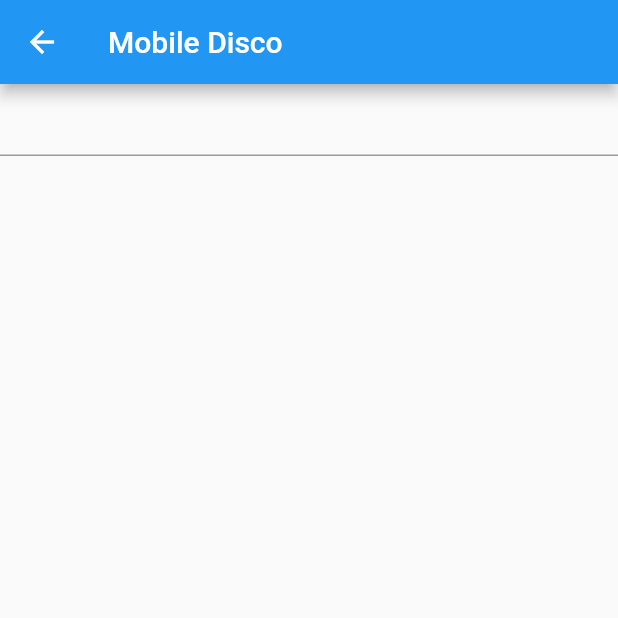
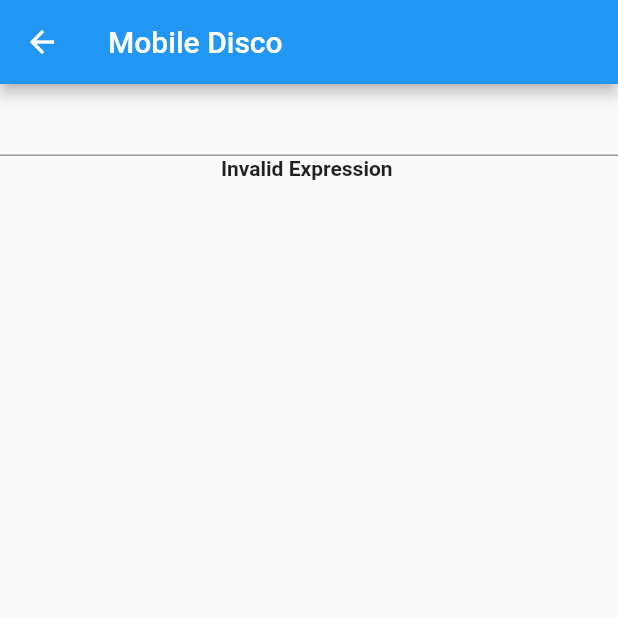
Before and after one commit to zyansheep/flutter-miniapps, a Flutter app: the AddThingsPage screen opened by its route, on a phone screen of 412 x 824 dp, the top half of it. Run offline on Flutter 3.47's test engine with Material 2 defaults, Android fonts, the phone set to English and light mode, and no system bars; our stand-ins replace math_expressions.

Commit message:
get math expressions working

```diff
--- a/lib/add_things/add_things.dart
+++ b/lib/add_things/add_things.dart
@@ -1,7 +1,5 @@
-import 'dart:async';
-import 'dart:math';
-
 import 'package:flutter/material.dart';
+import 'package:math_expressions/math_expressions.dart';
 
 /// This is the stateful widget that the main application instantiates.
 class AddThingsPage extends StatefulWidget {
@@ -14,6 +12,7 @@ class AddThingsPage extends StatefulWidget {
 /// This is the private State class that goes with AddThingsPage.
 class _AddThingsPageState extends State<AddThingsPage> {
   late TextEditingController _controller;
+  String? answer;
 
   @override
   void initState() {
@@ -42,6 +41,11 @@ class _AddThingsPageState extends State<AddThingsPage> {
               controller: _controller,
               onChanged: (String expression) async {
                 setState(() {
+                  Parser p = Parser();
+                  Expression exp = p.parse(expression);
+                  var eval = exp.evaluate(EvaluationType.REAL, ContextModel());
+                  answer = "${exp.simplify().toString()} = ${eval.toString()}";
+
                   /* Expression exp = Parser.parse(expression); */
                 });
               },
@@ -66,6 +70,11 @@ class _AddThingsPageState extends State<AddThingsPage> {
                 ); */
               }, */
             ),
+            SelectableText(
+              answer ?? "Invalid Expression",
+              textAlign: TextAlign.center,
+              style: TextStyle(fontWeight: FontWeight.bold),
+            )
           ],
         ),
       ),
--- a/pubspec.yaml
+++ b/pubspec.yaml
@@ -28,6 +28,7 @@ dependencies:
   # The following adds the Cupertino Icons font to your application.
   # Use with the CupertinoIcons class for iOS style icons.
   cupertino_icons: ^1.0.2
+  math_expressions: ^2.2.0
 
 dev_dependencies:
   flutter_test:
```
Also changed, not shown: pubspec.lock.
